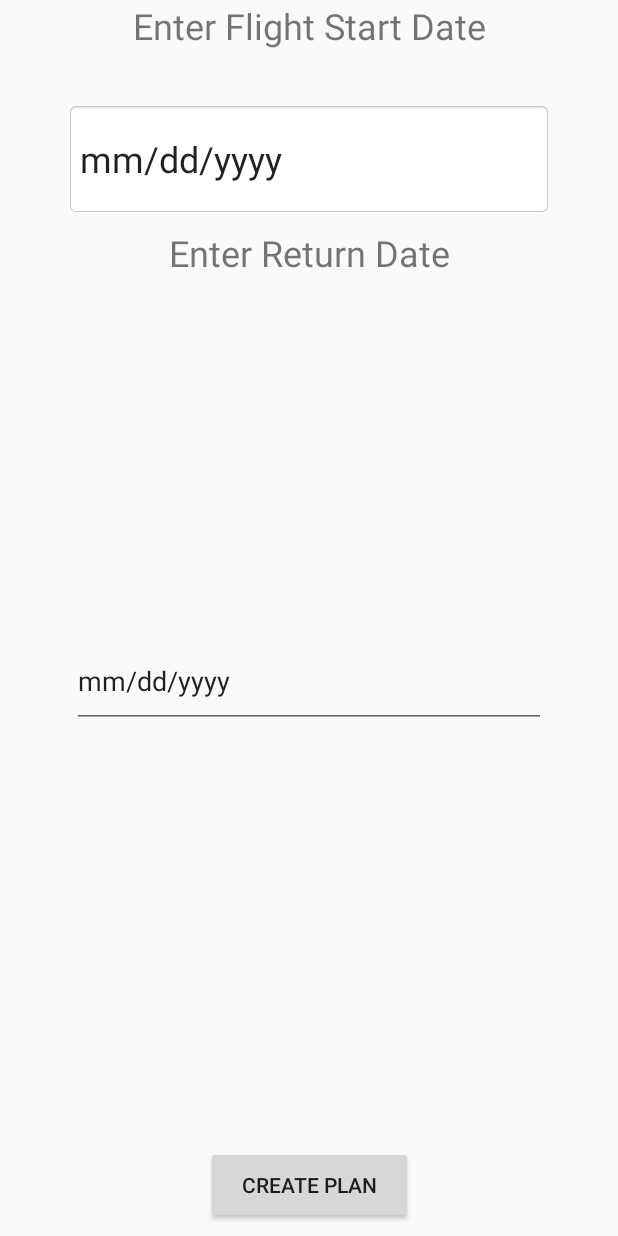
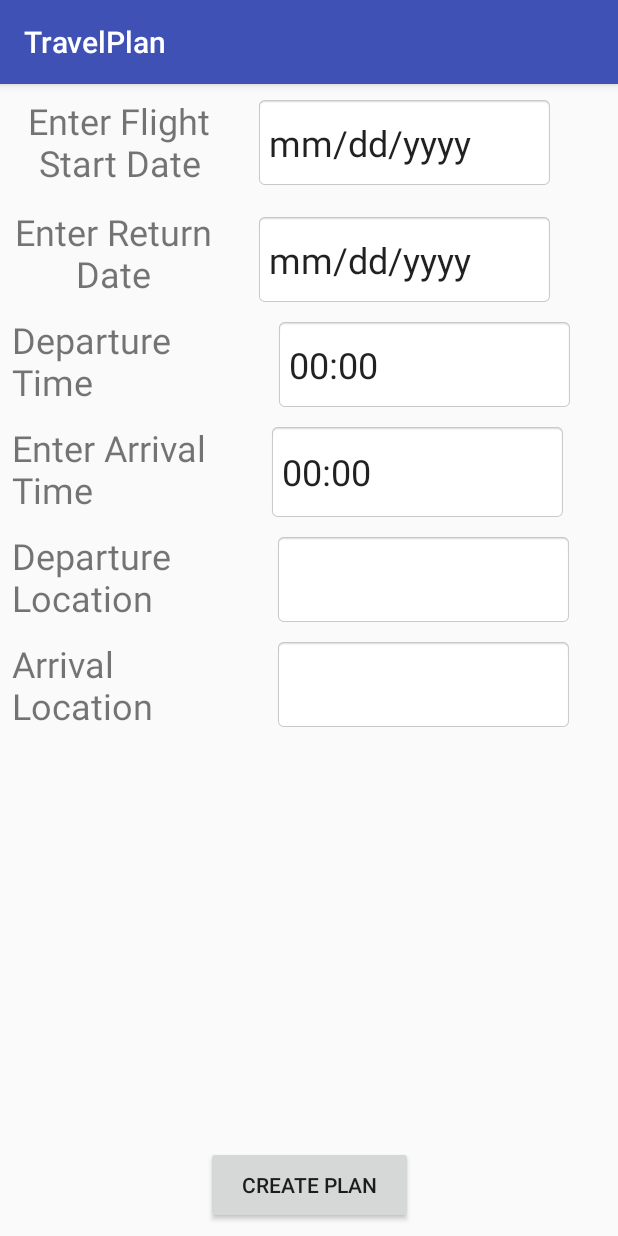
Before and after one commit to Drygioni/TravelPlan, an Android app: the Newtrip screen opened directly, with no data from a screen before it, on a phone screen of 412 x 824 dp. Run offline under Robolectric (Android 15) with nearby library versions, the phone set to English and light mode, and no system bars; our stand-ins replace Firebase (no records; nobody signed in at launch, a user with empty details on screens opened directly).

Commit message:
Added Datafields

```diff
--- a/app/src/main/AndroidManifest.xml
+++ b/app/src/main/AndroidManifest.xml
@@ -26,11 +26,13 @@
                 <action android:name="com.example.jaredboese.travelplan.tripscreen" />
 
                 <category android:name="android.intent.category.DEFAULT" />
+
             </intent-filter>
         </activity>
         <activity
             android:name=".LoginActivity"
-            android:label="@string/title_activity_login"></activity>
+            android:label="@string/title_activity_login" />
+        <activity android:name=".ViewTrip"></activity>
     </application>
 
 </manifest>
--- a/app/src/main/java/com/example/jaredboese/travelplan/CoreActivity.java
+++ b/app/src/main/java/com/example/jaredboese/travelplan/CoreActivity.java
@@ -7,6 +7,8 @@ import android.util.Log;
 
 import com.google.firebase.auth.FirebaseAuth;
 import com.google.firebase.auth.FirebaseUser;
+import com.google.firebase.database.DatabaseReference;
+import com.google.firebase.database.FirebaseDatabase;
 
 import java.io.File;
 import java.io.FileOutputStream;
@@ -26,16 +28,16 @@ public class CoreActivity extends AppCompatActivity implements AutoCloseable {
         super.onDestroy();
     }
 
-    // public StorageReference mStorageRef;
 
 
     Prefs prefs() { return mModel.self().prefs(); }
-  //  User user() { return mModel.self().user(); }
 
     @Override
     protected void onCreate(Bundle savedInstanceState) {
         super.onCreate(savedInstanceState);
         mAuth = FirebaseAuth.getInstance();
+        mRef = FirebaseDatabase.getInstance().getReference();
+
         // mStorageRef = FirebaseStorage.getInstance().getReference();
         mAuthListener = new FirebaseAuth.AuthStateListener() {
             @Override
@@ -79,6 +81,7 @@ public class CoreActivity extends AppCompatActivity implements AutoCloseable {
 
     }
     public FirebaseAuth mAuth;
+    public DatabaseReference mRef;
 
     FirebaseAuth.AuthStateListener mAuthListener;
 
--- a/app/src/main/res/layout/tripscreen.xml
+++ b/app/src/main/res/layout/tripscreen.xml
@@ -10,30 +10,30 @@
 
     <EditText
         android:id="@+id/EnterDate"
-        android:layout_width="324dp"
-        android:layout_height="76dp"
-        android:layout_marginTop="68dp"
+        android:layout_width="199dp"
+        android:layout_height="62dp"
+        android:layout_marginEnd="32dp"
+        android:layout_marginStart="8dp"
+        android:layout_marginTop="8dp"
         android:background="@android:drawable/editbox_background_normal"
         android:ems="10"
         android:inputType="date"
         android:textSize="24sp"
         app:layout_constraintEnd_toEndOf="parent"
-        app:layout_constraintStart_toStartOf="parent"
+        app:layout_constraintStart_toEndOf="@+id/textView"
         app:layout_constraintTop_toTopOf="parent" />
 
     <TextView
         android:id="@+id/textView"
-        android:layout_width="321dp"
-        android:layout_height="59dp"
-        android:layout_marginBottom="8dp"
-        android:layout_marginEnd="8dp"
+        android:layout_width="143dp"
+        android:layout_height="58dp"
         android:layout_marginStart="8dp"
+        android:layout_marginTop="8dp"
         android:text="Enter Flight Start Date"
         android:textAlignment="center"
         android:textSize="24sp"
-        app:layout_constraintBottom_toTopOf="@+id/EnterDate"
-        app:layout_constraintEnd_toEndOf="parent"
         app:layout_constraintStart_toStartOf="parent"
+        app:layout_constraintTop_toTopOf="parent"
         tools:text="Enter Flight Start Date" />
 
     <Button
@@ -51,32 +51,136 @@
 
     <EditText
         android:id="@+id/enddate"
-        android:layout_width="316dp"
+        android:layout_width="199dp"
         android:layout_height="62dp"
-        android:layout_marginBottom="8dp"
-        android:layout_marginEnd="8dp"
+        android:layout_marginEnd="16dp"
         android:layout_marginStart="8dp"
-        android:layout_marginTop="8dp"
+        android:layout_marginTop="16dp"
+        android:background="@android:drawable/editbox_background_normal"
         android:ems="10"
         android:inputType="textPersonName"
-        app:layout_constraintBottom_toTopOf="@+id/button2"
+        android:textSize="24sp"
         app:layout_constraintEnd_toEndOf="parent"
-        app:layout_constraintHorizontal_bias="0.503"
-        app:layout_constraintStart_toStartOf="parent"
+        app:layout_constraintHorizontal_bias="0.294"
+        app:layout_constraintStart_toEndOf="@+id/textView2"
         app:layout_constraintTop_toBottomOf="@+id/EnterDate" />
 
     <TextView
         android:id="@+id/textView2"
-        android:layout_width="307dp"
-        android:layout_height="77dp"
+        android:layout_width="151dp"
+        android:layout_height="64dp"
+        android:layout_marginTop="16dp"
+        android:text="Enter Return Date"
+        android:textAlignment="center"
+        android:textSize="24sp"
+        app:layout_constraintStart_toStartOf="parent"
+        app:layout_constraintTop_toBottomOf="@+id/textView"
+        tools:text="Enter Return Date" />
+
+    <TextView
+        android:id="@+id/textView3"
+        android:layout_width="144dp"
+        android:layout_height="64dp"
+        android:layout_marginStart="8dp"
+        android:layout_marginTop="8dp"
+        android:text="Departure Time"
+        android:textSize="24sp"
+        app:layout_constraintStart_toStartOf="parent"
+        app:layout_constraintTop_toBottomOf="@+id/textView2" />
+
+    <EditText
+        android:id="@+id/departtime"
+        android:layout_width="199dp"
+        android:layout_height="62dp"
         android:layout_marginEnd="8dp"
         android:layout_marginStart="8dp"
         android:layout_marginTop="8dp"
-        android:text="Enter Return Date"
-        android:textAlignment="center"
+        android:background="@android:drawable/editbox_background_normal"
+        android:ems="10"
+        android:inputType="time"
+        android:text="00:00"
         android:textSize="24sp"
         app:layout_constraintEnd_toEndOf="parent"
+        app:layout_constraintHorizontal_bias="0.529"
+        app:layout_constraintStart_toEndOf="@+id/textView3"
+        app:layout_constraintTop_toBottomOf="@+id/enddate" />
+
+    <TextView
+        android:id="@+id/poop"
+        android:layout_width="144dp"
+        android:layout_height="64dp"
+        android:layout_marginStart="8dp"
+        android:layout_marginTop="8dp"
+        android:text="Enter Arrival Time"
+        android:textSize="24sp"
         app:layout_constraintStart_toStartOf="parent"
-        app:layout_constraintTop_toBottomOf="@+id/EnterDate"
-        tools:text="Enter Return Date" />
+        app:layout_constraintTop_toBottomOf="@+id/textView3" />
+
+    <EditText
+        android:id="@+id/arrivaltime"
+        android:layout_width="199dp"
+        android:layout_height="65dp"
+        android:layout_marginEnd="16dp"
+        android:layout_marginStart="8dp"
+        android:layout_marginTop="8dp"
+        android:background="@android:drawable/editbox_background_normal"
+        android:ems="10"
+        android:inputType="time"
+        android:text="00:00"
+        android:textSize="24sp"
+        app:layout_constraintEnd_toEndOf="parent"
+        app:layout_constraintStart_toEndOf="@+id/poop"
+        app:layout_constraintTop_toBottomOf="@+id/departtime" />
+
+    <TextView
+        android:id="@+id/textView5"
+        android:layout_width="144dp"
+        android:layout_height="64dp"
+        android:layout_marginStart="8dp"
+        android:layout_marginTop="8dp"
+        android:text="Departure Location"
+        android:textSize="24sp"
+        app:layout_constraintStart_toStartOf="parent"
+        app:layout_constraintTop_toBottomOf="@+id/poop" />
+
+    <TextView
+        android:id="@+id/textView6"
+        android:layout_width="144dp"
+        android:layout_height="64dp"
+        android:layout_marginStart="8dp"
+        android:layout_marginTop="8dp"
+        android:text="Arrival Location"
+        android:textSize="24sp"
+        app:layout_constraintStart_toStartOf="parent"
+        app:layout_constraintTop_toBottomOf="@+id/textView5" />
+
+    <EditText
+        android:id="@+id/departlocation"
+        android:layout_width="199dp"
+        android:layout_height="62dp"
+        android:layout_marginEnd="8dp"
+        android:layout_marginStart="8dp"
+        android:layout_marginTop="8dp"
+        android:background="@android:drawable/editbox_background_normal"
+        android:ems="10"
+        android:inputType="textPersonName"
+        android:textSize="24sp"
+        app:layout_constraintEnd_toEndOf="parent"
+        app:layout_constraintStart_toEndOf="@+id/textView5"
+        app:layout_constraintTop_toBottomOf="@+id/arrivaltime" />
+
+    <EditText
+        android:id="@+id/arrivelocation"
+        android:layout_width="199dp"
+        android:layout_height="62dp"
+        android:layout_marginEnd="8dp"
+        android:layout_marginStart="8dp"
+        android:layout_marginTop="8dp"
+        android:background="@android:drawable/editbox_background_normal"
+        android:ems="10"
+        android:inputType="textPersonName"
+        android:textSize="24sp"
+        app:layout_constraintEnd_toEndOf="parent"
+        app:layout_constraintStart_toEndOf="@+id/textView6"
+        app:layout_constraintTop_toBottomOf="@+id/departlocation" />
 </android.support.constraint.ConstraintLayout>
```
Also changed, not shown: app/src/main/java/com/example/jaredboese/travelplan/FBDatabase.java (+24 -5 lines), app/src/main/java/com/example/jaredboese/travelplan/MainActivity.java (+12 -26 lines), app/src/main/java/com/example/jaredboese/travelplan/Newtrip.java (+46 -85 lines), app/src/main/java/com/example/jaredboese/travelplan/ViewTrip.java (+147 -1 lines), app/src/main/res/layout/activity_view_trip.xml (+10 -0 lines), 1 other file.
